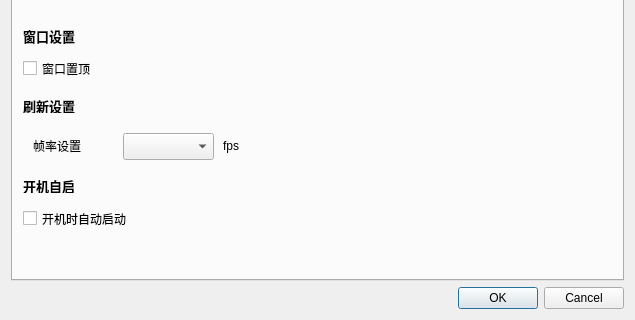
Qt form settingsdialog.ui (Positron114514/GunShipVPet) before a commit; both pictures show x 0 to 635 and y 139 to 459 of the 635 by 459 pixel window.
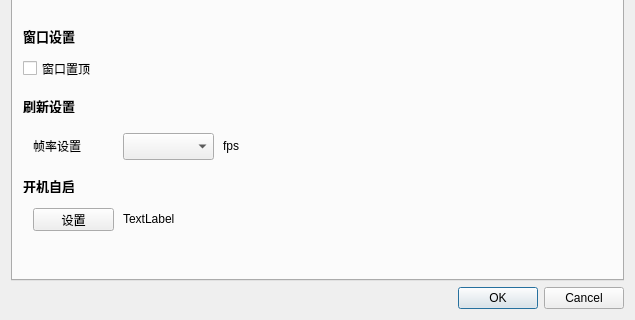
The same form after that commit. Custom widgets are drawn as their Qt base class.

Commit message: Feature: Start building an alternative autorun function to fix

```diff
--- a/settingsdialog.ui
+++ b/settingsdialog.ui
@@ -208,17 +208,30 @@
         <string>开机自启</string>
        </property>
       </widget>
-      <widget class="QCheckBox" name="checkBoxAutorun">
+      <widget class="QPushButton" name="btnSetAutoRun">
        <property name="geometry">
         <rect>
-         <x>10</x>
+         <x>20</x>
          <y>310</y>
-         <width>141</width>
-         <height>21</height>
+         <width>81</width>
+         <height>23</height>
         </rect>
        </property>
        <property name="text">
-        <string>开机时自动启动</string>
+        <string>设置</string>
+       </property>
+      </widget>
+      <widget class="QLabel" name="labelAutoRunInfo">
+       <property name="geometry">
+        <rect>
+         <x>110</x>
+         <y>313</y>
+         <width>471</width>
+         <height>16</height>
+        </rect>
+       </property>
+       <property name="text">
+        <string>TextLabel</string>
        </property>
       </widget>
      </widget>
```
The commit also changes 9 other files.
